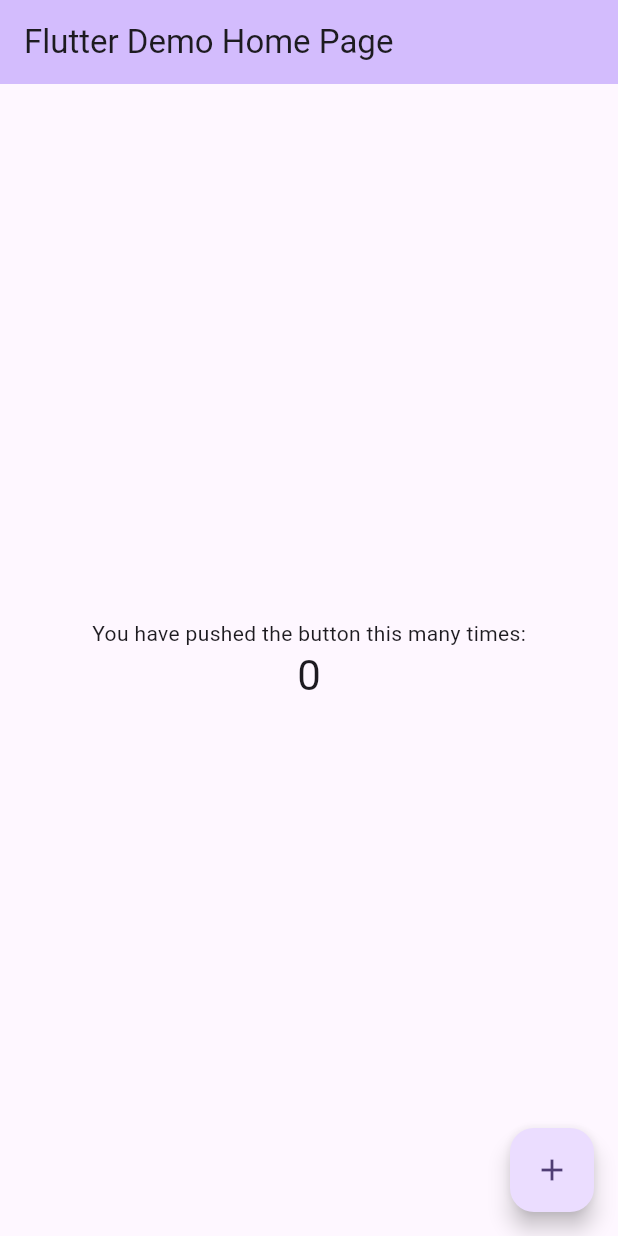
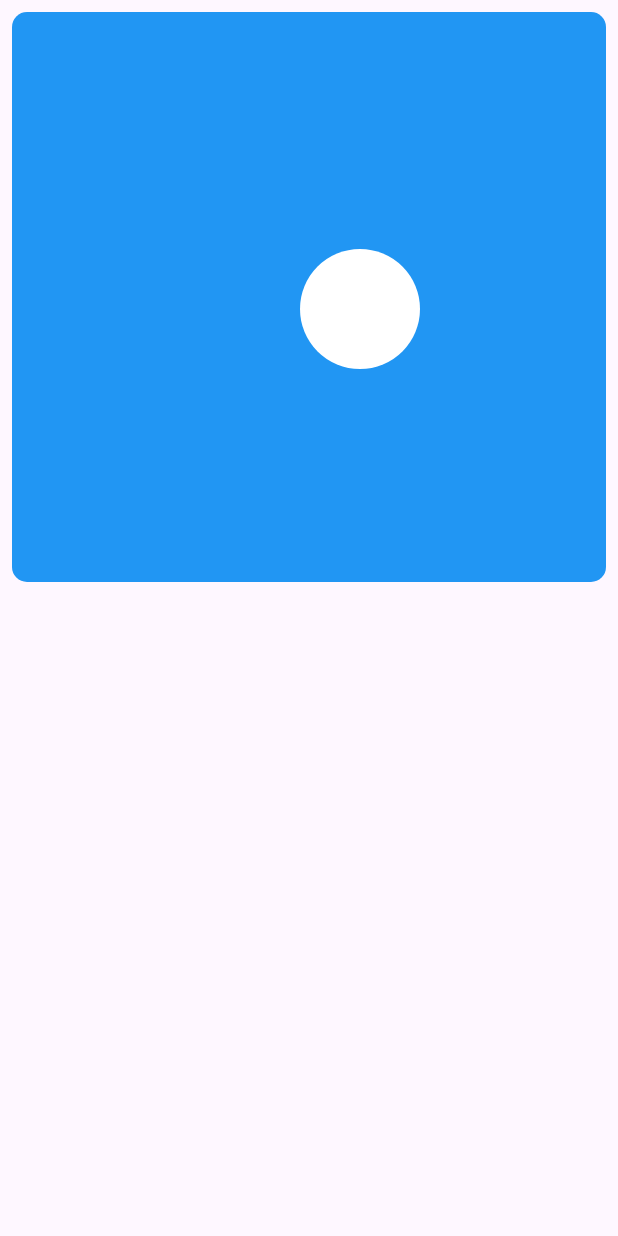
Before and after one commit to maaz-321/quiz_app, a Flutter app: the screen it shows after launch, on a phone screen of 412 x 824 dp. Run offline on Flutter 3.47's test engine with Material 3 defaults, Android fonts, the phone set to English and light mode, and no system bars.

Commit message:
develop second page

```diff
--- /dev/null
+++ b/lib/Second_page.dart
@@ -0,0 +1,38 @@
+import 'package:flutter/material.dart';
+
+class SecondPage extends StatelessWidget {
+  const SecondPage({super.key});
+
+  @override
+  Widget build(BuildContext context) {
+    return Scaffold(
+        body: Column(
+      children: [
+        Stack(
+          children: [
+            Padding(
+              padding: const EdgeInsets.all(8.0),
+              child: Container(
+                height: 380,
+                width: double.infinity,
+                decoration: BoxDecoration(
+                    color: Colors.blue,
+                    borderRadius: BorderRadius.circular(10)),
+              ),
+            ),
+            Positioned(
+              bottom: 150,
+              left: 200,
+              child: Center(
+                child: CircleAvatar(
+                  radius: 40,
+                  backgroundColor: Colors.white,
+                ),
+              ),
+            )
+          ],
+        )
+      ],
+    ));
+  }
+}
--- a/lib/main.dart
+++ b/lib/main.dart
@@ -1,4 +1,6 @@
 import 'package:flutter/material.dart';
+import 'package:quiz_app/Second_page.dart';
+import 'package:quiz_app/first_page.dart';
 
 void main() {
   runApp(const MyApp());
@@ -7,119 +9,16 @@ void main() {
 class MyApp extends StatelessWidget {
   const MyApp({super.key});
 
-  // This widget is the root of your application.
   @override
   Widget build(BuildContext context) {
     return MaterialApp(
+      debugShowCheckedModeBanner: false,
       title: 'Flutter Demo',
       theme: ThemeData(
-        // This is the theme of your application.
-        //
-        // TRY THIS: Try running your application with "flutter run". You'll see
-        // the application has a purple toolbar. Then, without quitting the app,
-        // try changing the seedColor in the colorScheme below to Colors.green
-        // and then invoke "hot reload" (save your changes or press the "hot
-        // reload" button in a Flutter-supported IDE, or press "r" if you used
-        // the command line to start the app).
-        //
-        // Notice that the counter didn't reset back to zero; the application
-        // state is not lost during the reload. To reset the state, use hot
-        // restart instead.
-        //
-        // This works for code too, not just values: Most code changes can be
-        // tested with just a hot reload.
         colorScheme: ColorScheme.fromSeed(seedColor: Colors.deepPurple),
         useMaterial3: true,
       ),
-      home: const MyHomePage(title: 'Flutter Demo Home Page'),
+      home: const SecondPage(),
     );
   }
 }
-
-class MyHomePage extends StatefulWidget {
-  const MyHomePage({super.key, required this.title});
-
-  // This widget is the home page of your application. It is stateful, meaning
-  // that it has a State object (defined below) that contains fields that affect
-  // how it looks.
-
-  // This class is the configuration for the state. It holds the values (in this
-  // case the title) provided by the parent (in this case the App widget) and
-  // used by the build method of the State. Fields in a Widget subclass are
-  // always marked "final".
-
-  final String title;
-
-  @override
-  State<MyHomePage> createState() => _MyHomePageState();
-}
-
-class _MyHomePageState extends State<MyHomePage> {
-  int _counter = 0;
-
-  void _incrementCounter() {
-    setState(() {
-      // This call to setState tells the Flutter framework that something has
-      // changed in this State, which causes it to rerun the build method below
-      // so that the display can reflect the updated values. If we changed
-      // _counter without calling setState(), then the build method would not be
-      // called again, and so nothing would appear to happen.
-      _counter++;
-    });
-  }
-
-  @override
-  Widget build(BuildContext context) {
-    // This method is rerun every time setState is called, for instance as done
-    // by the _incrementCounter method above.
-    //
-    // The Flutter framework has been optimized to make rerunning build methods
-    // fast, so that you can just rebuild anything that needs updating rather
-    // than having to individually change instances of widgets.
-    return Scaffold(
-      appBar: AppBar(
-        // TRY THIS: Try changing the color here to a specific color (to
-        // Colors.amber, perhaps?) and trigger a hot reload to see the AppBar
-        // change color while the other colors stay the same.
-        backgroundColor: Theme.of(context).colorScheme.inversePrimary,
-        // Here we take the value from the MyHomePage object that was created by
-        // the App.build method, and use it to set our appbar title.
-        title: Text(widget.title),
-      ),
-      body: Center(
-        // Center is a layout widget. It takes a single child and positions it
-        // in the middle of the parent.
-        child: Column(
-          // Column is also a layout widget. It takes a list of children and
-          // arranges them vertically. By default, it sizes itself to fit its
-          // children horizontally, and tries to be as tall as its parent.
-          //
-          // Column has various properties to control how it sizes itself and
-          // how it positions its children. Here we use mainAxisAlignment to
-          // center the children vertically; the main axis here is the vertical
-          // axis because Columns are vertical (the cross axis would be
-          // horizontal).
-          //
-          // TRY THIS: Invoke "debug painting" (choose the "Toggle Debug Paint"
-          // action in the IDE, or press "p" in the console), to see the
-          // wireframe for each widget.
-          mainAxisAlignment: MainAxisAlignment.center,
-          children: <Widget>[
-            const Text(
-              'You have pushed the button this many times:',
-            ),
-            Text(
-              '$_counter',
-              style: Theme.of(context).textTheme.headlineMedium,
-            ),
-          ],
-        ),
-      ),
-      floatingActionButton: FloatingActionButton(
-        onPressed: _incrementCounter,
-        tooltip: 'Increment',
-        child: const Icon(Icons.add),
-      ), // This trailing comma makes auto-formatting nicer for build methods.
-    );
-  }
-}
```
Also changed, not shown: lib/components/option_comp.dart (added, +46 -0 lines), lib/first_page.dart (added, +122 -0 lines).
